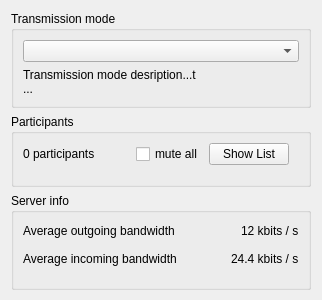
This is UiModule/ui/VoiceControl.ui in realXtend/tundra as Qt 5 draws it before an edit. The edited form follows.
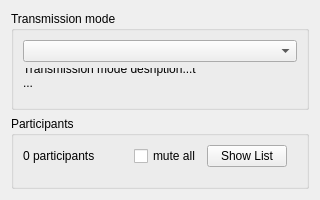
This is the edited form.

Commit message: Moved server info from voice control widget to voice settings widget.

Patch:
```diff
--- a/UiModule/ui/VoiceControl.ui
+++ b/UiModule/ui/VoiceControl.ui
@@ -6,14 +6,14 @@
    <rect>
     <x>0</x>
     <y>0</y>
-    <width>322</width>
-    <height>300</height>
+    <width>320</width>
+    <height>200</height>
    </rect>
   </property>
   <property name="minimumSize">
    <size>
     <width>320</width>
-    <height>300</height>
+    <height>200</height>
    </size>
   </property>
   <property name="windowTitle">
@@ -103,86 +103,6 @@
      </layout>
     </widget>
    </item>
-   <item>
-    <widget class="QGroupBox" name="serverInfoGroupBox">
-     <property name="title">
-      <string>Server info</string>
-     </property>
-     <layout class="QVBoxLayout" name="verticalLayout_3">
-      <property name="spacing">
-       <number>0</number>
-      </property>
-      <item>
-       <layout class="QHBoxLayout" name="horizontalLayout_4">
-        <property name="bottomMargin">
-         <number>10</number>
-        </property>
-        <item>
-         <widget class="QLabel" name="label_6">
-          <property name="text">
-           <string>Average outgoing bandwidth</string>
-          </property>
-         </widget>
-        </item>
-        <item>
-         <spacer name="horizontalSpacer_3">
-          <property name="orientation">
-           <enum>Qt::Horizontal</enum>
-          </property>
-          <property name="sizeHint" stdset="0">
-           <size>
-            <width>40</width>
-            <height>20</height>
-           </size>
-          </property>
-         </spacer>
-        </item>
-        <item>
-         <widget class="QLabel" name="averageOutgoingBandwidthLabel">
-          <property name="text">
-           <string>12 kbits / s</string>
-          </property>
-         </widget>
-        </item>
-       </layout>
-      </item>
-      <item>
-       <layout class="QHBoxLayout" name="horizontalLayout_6">
-        <property name="bottomMargin">
-         <number>10</number>
-        </property>
-        <item>
-         <widget class="QLabel" name="label_7">
-          <property name="text">
-           <string>Average incoming bandwidth</string>
-          </property>
-         </widget>
-        </item>
-        <item>
-         <spacer name="horizontalSpacer_4">
-          <property name="orientation">
-           <enum>Qt::Horizontal</enum>
-          </property>
-          <property name="sizeHint" stdset="0">
-           <size>
-            <width>40</width>
-            <height>20</height>
-           </size>
-          </property>
-         </spacer>
-        </item>
-        <item>
-         <widget class="QLabel" name="averageIncomingBandwidthLabel">
-          <property name="text">
-           <string>24.4 kbits / s</string>
-          </property>
-         </widget>
-        </item>
-       </layout>
-      </item>
-     </layout>
-    </widget>
-   </item>
    <item>
     <spacer name="verticalSpacer">
      <property name="orientation">
@@ -191,7 +111,7 @@
      <property name="sizeHint" stdset="0">
       <size>
        <width>20</width>
-       <height>212</height>
+       <height>50</height>
       </size>
      </property>
     </spacer>
```
The commit also changes 7 other files.
